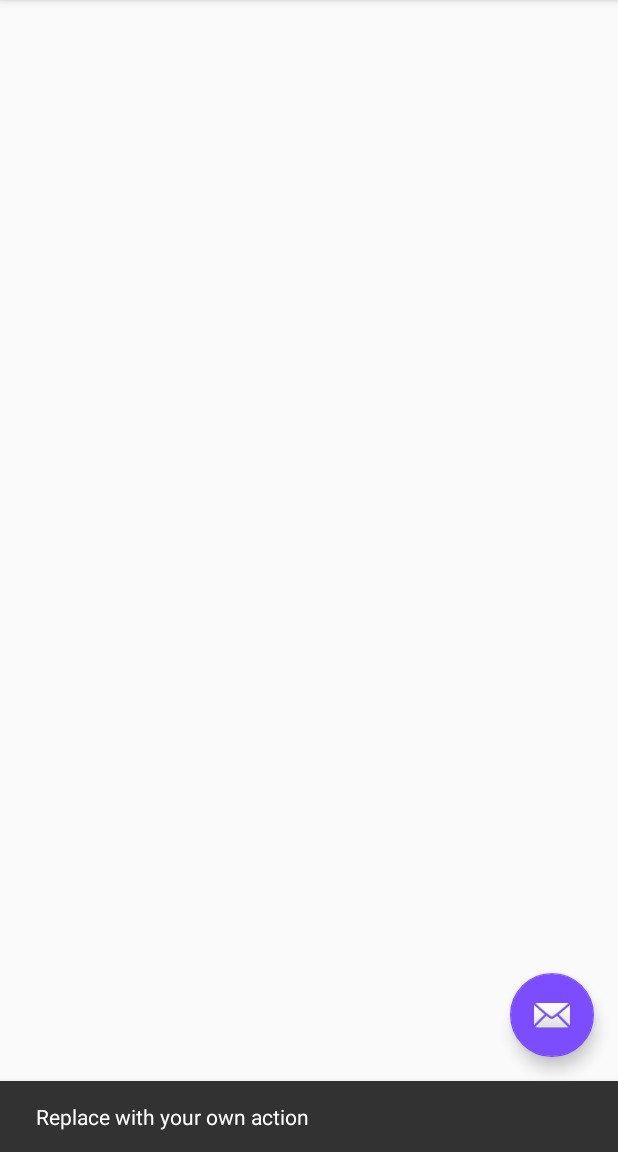
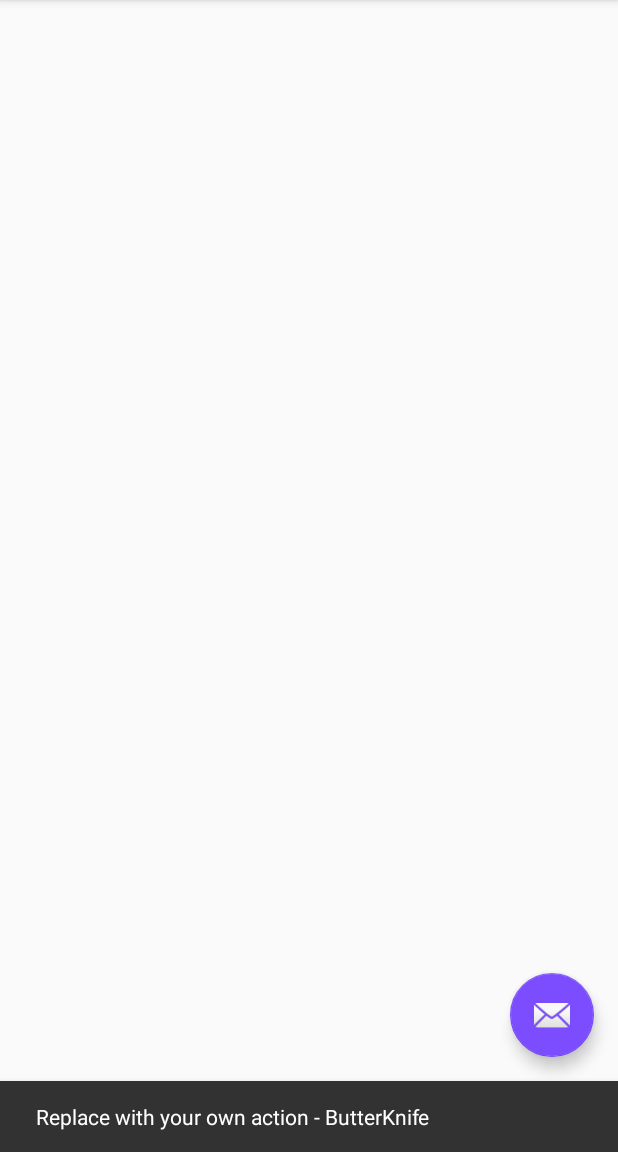
Before and after one commit to Htoo1993/PADC-3-F-HAN-MM-News, an Android app: the screen it shows after launch (MainActivity), after a tap on an icon or button, on a phone screen of 412 x 824 dp, the part 84-1236 px from its top. Run offline under Robolectric (Android 15) with nearby library versions, the light colour scheme and no system bars; our stand-ins replace ButterKnife.

Commit message:
ButterKife example

```diff
--- a/app/build.gradle
+++ b/app/build.gradle
@@ -23,7 +23,13 @@ dependencies {
     implementation 'com.android.support:appcompat-v7:26.1.0'
     implementation 'com.android.support.constraint:constraint-layout:1.0.2'
     implementation 'com.android.support:design:26.1.0'
+    implementation 'com.android.support:recyclerview-v7:26.1.0'
+
+    compile 'com.jakewharton:butterknife:8.8.1'
+    annotationProcessor 'com.jakewharton:butterknife-compiler:8.8.1'
+
     testImplementation 'junit:junit:4.12'
     androidTestImplementation 'com.android.support.test:runner:1.0.1'
     androidTestImplementation 'com.android.support.test.espresso:espresso-core:3.0.1'
+
 }
--- a/app/src/main/java/xyz/htooaungnaing/news/activities/MainActivity.java
+++ b/app/src/main/java/xyz/htooaungnaing/news/activities/MainActivity.java
@@ -4,30 +4,38 @@ import android.os.Bundle;
 import android.support.design.widget.FloatingActionButton;
 import android.support.design.widget.Snackbar;
 import android.support.v7.app.AppCompatActivity;
+import android.support.v7.widget.RecyclerView;
 import android.support.v7.widget.Toolbar;
 import android.view.View;
 import android.view.Menu;
 import android.view.MenuItem;
 
+import butterknife.BindView;
+import butterknife.ButterKnife;
+import butterknife.OnClick;
 import xyz.htooaungnaing.news.R;
 
 public class MainActivity extends AppCompatActivity {
+
+    @BindView(R.id.rv_news)
+    RecyclerView rvNews;
+
+    @BindView(R.id.toolbar)
+    Toolbar toolbar;
+
+    @BindView(R.id.fab)
+    FloatingActionButton fab;
 
     @Override
     protected void onCreate(Bundle savedInstanceState) {
         super.onCreate(savedInstanceState);
         setContentView(R.layout.activity_main);
-        Toolbar toolbar = (Toolbar) findViewById(R.id.toolbar);
+
+        // initialize the butterknife
+        ButterKnife.bind(this,this);
+
         setSupportActionBar(toolbar);
 
-        FloatingActionButton fab = (FloatingActionButton) findViewById(R.id.fab);
-        fab.setOnClickListener(new View.OnClickListener() {
-            @Override
-            public void onClick(View view) {
-                Snackbar.make(view, "Replace with your own action", Snackbar.LENGTH_LONG)
-                        .setAction("Action", null).show();
-            }
-        });
     }
 
     @Override
@@ -51,4 +59,10 @@ public class MainActivity extends AppCompatActivity {
 
         return super.onOptionsItemSelected(item);
     }
+
+    @OnClick(R.id.fab)
+    public void onTapFab(View view){
+        Snackbar.make(view, "Replace with your own action - ButterKnife", Snackbar.LENGTH_LONG)
+                .setAction("Action", null).show();
+    }
 }
--- a/app/src/main/res/layout/activity_main.xml
+++ b/app/src/main/res/layout/activity_main.xml
@@ -26,7 +26,10 @@
         app:layout_behavior="@string/appbar_scrolling_view_behavior"
         >
 
-
+        <android.support.v7.widget.RecyclerView
+            android:id="@+id/rv_news"
+            android:layout_width="match_parent"
+            android:layout_height="wrap_content" />
 
     </RelativeLayout>
 
```
